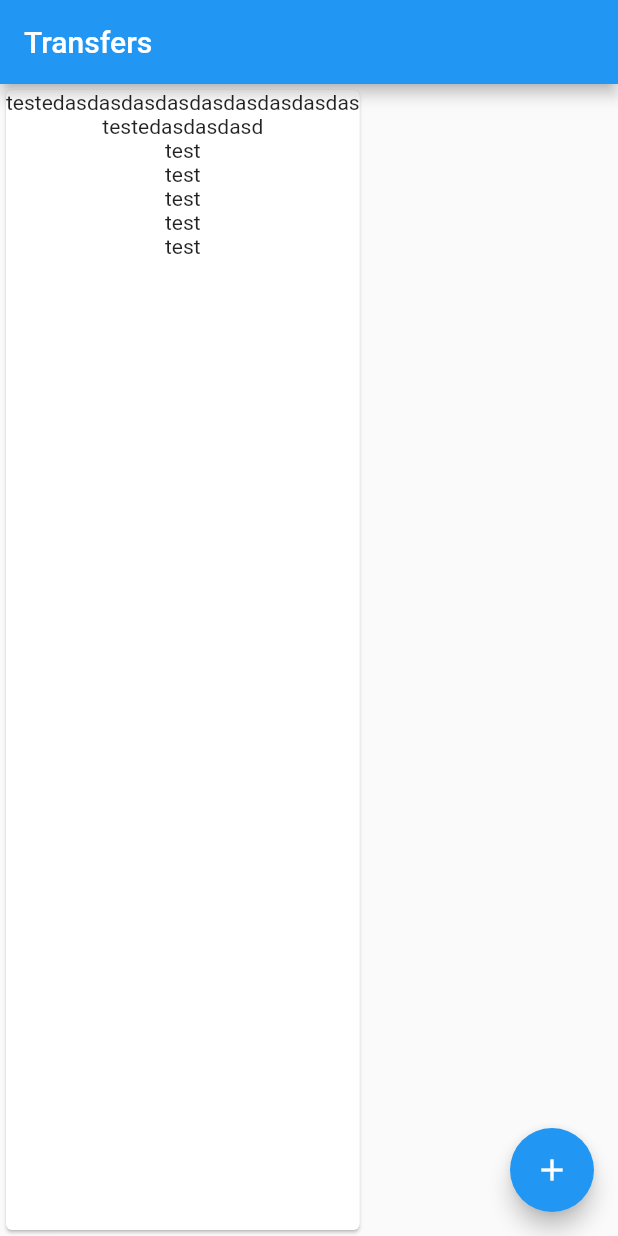
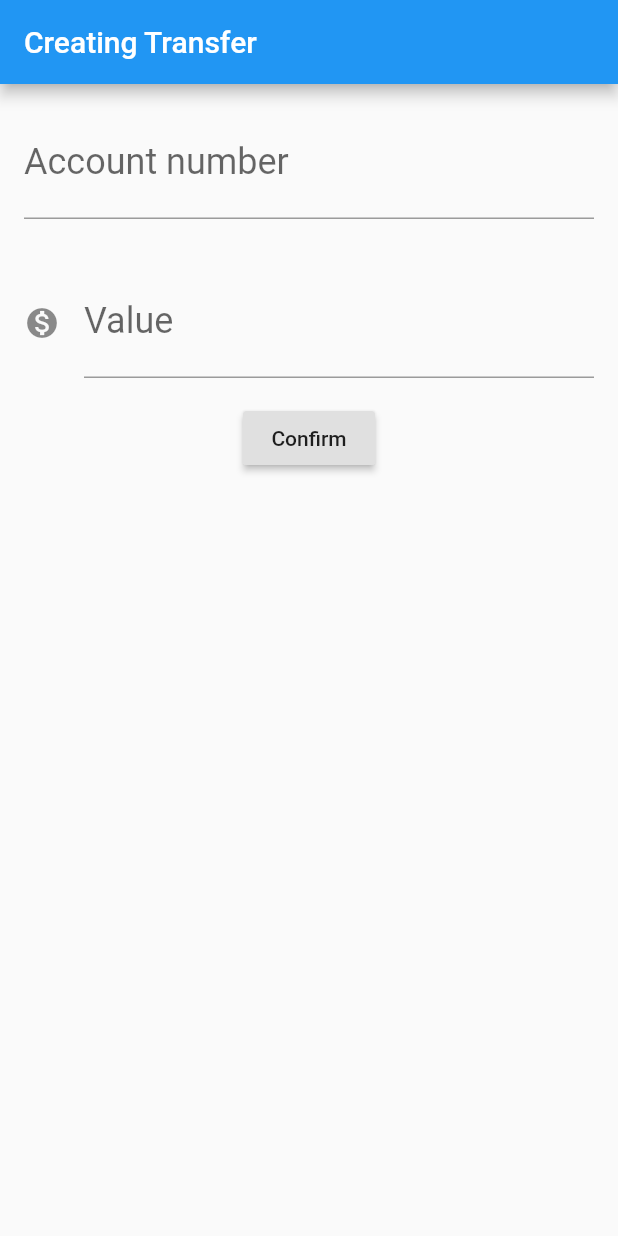
Before and after one commit to tiagolpadua/flutter-mo20-082020, a Flutter app: the screen it shows after launch, on a phone screen of 412 x 824 dp. Run offline on Flutter 3.47's test engine with Material 2 defaults, Android fonts, the phone set to English and light mode, and no system bars.

Commit message:
ex-aula-04082020

```diff
--- a/lib/main.dart
+++ b/lib/main.dart
@@ -1,19 +1,84 @@
 import 'package:flutter/material.dart';
 
-void main() => runApp(
-      MaterialApp(home: Scaffold(
-        body: Card(
-          child: Column(
+void main() => runApp(BytebankApp());
+
+class BytebankApp extends StatelessWidget {
+  @override
+  Widget build(BuildContext context) {
+    return MaterialApp(
+        home: Scaffold(
+      body: TransferForm(),
+    ));
+  }
+}
+
+class TransferForm extends StatelessWidget {
+
+  final TextEditingController _accountNumberFieldController = TextEditingController();
+  final TextEditingController _valueFieldController = TextEditingController();
+
+  @override
+  Widget build(BuildContext context) {
+    return Scaffold(
+      appBar: AppBar(
+        title: Text('Creating Transfer'),
+      ),
+      body: Column(
         children: <Widget>[
-              Text('testedasdasdasdasdasdasdasdasdas'),
-              Text('testedasdasdasd'),
-              Text('test'),
-              Text('test'),
-              Text('test'),
-              Text('test'),
-              Text('test'),
+          Padding(
+            padding: const EdgeInsets.all(16.0),
+            child: TextField(
+              controller: _accountNumberFieldController,
+              style: TextStyle(fontSize: 24.0),
+              decoration: InputDecoration(
+                labelText: 'Account number',
+                hintText: '0000',
+              ),
+              keyboardType: TextInputType.number,
+            ),
+          ),
+          Padding(
+            padding: const EdgeInsets.all(16.0),
+            child: TextField(
+              controller: _valueFieldController,
+              style: TextStyle(fontSize: 24.0),
+              decoration: InputDecoration(
+                icon: Icon(Icons.monetization_on),
+                labelText: 'Value',
+                hintText: '0.00',
+              ),
+              keyboardType: TextInputType.number,
+            ),
+          ),
+          RaisedButton(
+            child: Text('Confirm'),
+            onPressed: () {
+              debugPrint('Pressed!');
+              final int accountNumber = int.tryParse(_accountNumberFieldController.text);
+              final double value = double.tryParse(_valueFieldController.text);
+
+              if(accountNumber != null && value != null) {
+                final transferCreated = Transfer(value, accountNumber);
+                debugPrint('$transferCreated');
+              }
+            },
+          ),
         ],
       ),
+    );
+  }
+}
+
+class TransfersList extends StatelessWidget {
+  @override
+  Widget build(BuildContext context) {
+    return Scaffold(
+      body: Column(
+        children: <Widget>[
+          TransferItem(Transfer(100.0, 1000)),
+          TransferItem(Transfer(200.0, 8000)),
+          TransferItem(Transfer(300.0, 7000)),
+        ],
       ),
       appBar: AppBar(
         title: Text('Transfers'),
@@ -21,5 +86,35 @@ void main() => runApp(
       floatingActionButton: FloatingActionButton(
         child: Icon(Icons.add),
       ),
-      )),
     );
+  }
+}
+
+class TransferItem extends StatelessWidget {
+  final Transfer _transfer;
+
+  TransferItem(this._transfer);
+
+  @override
+  Widget build(BuildContext context) {
+    return Card(
+      child: ListTile(
+        leading: Icon(Icons.monetization_on),
+        title: Text(_transfer.value.toString()),
+        subtitle: Text(_transfer.accountNumber.toString()),
+      ),
+    );
+  }
+}
+
+class Transfer {
+  final double value;
+  final int accountNumber;
+
+  Transfer(this.value, this.accountNumber);
+
+  @override
+  String toString() {
+    return 'Transfer{value: $value, accountNumber: $accountNumber}';
+  }
+}
```
Lines whose indentation alone changed are shown as unchanged.
